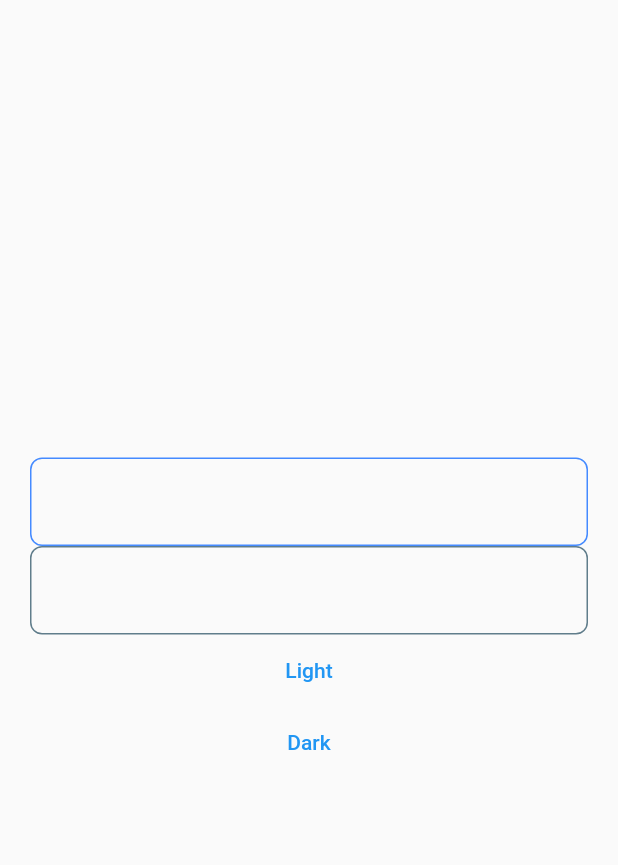
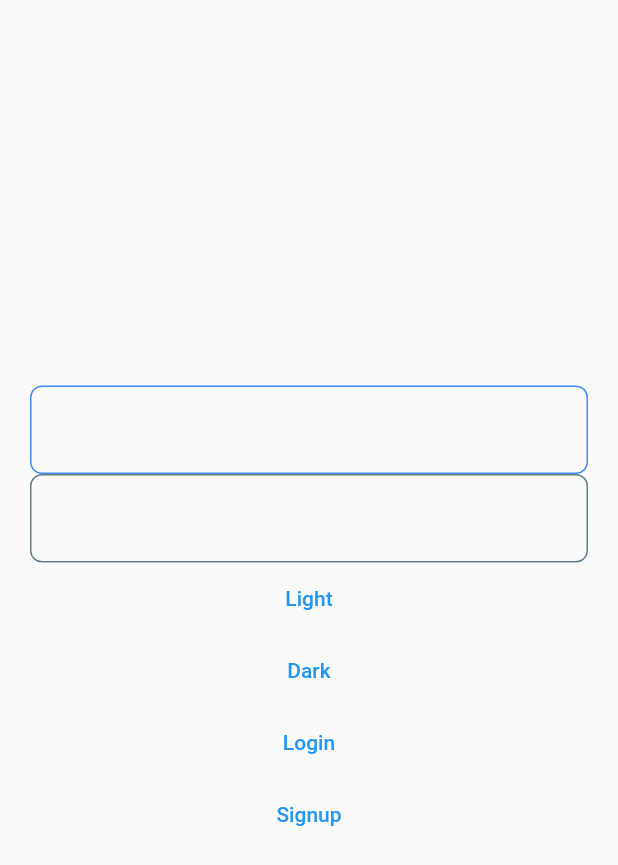
Before and after one commit to blackcodefan/flutter-starter, a Flutter app: the screen it shows after launch, after a tap on "Light", on a phone screen of 412 x 824 dp. Shown: the top 865 px of the screen. Run offline on Flutter 3.47's test engine with Material 2 defaults, Android fonts, the phone set to English and light mode, and no system bars; our stand-ins replace auto_route, equatable, flutter_bloc; generated files the repository leaves out were written again.

Commit message:
feat/add localization

```diff
--- /dev/null
+++ b/l10n.yaml
@@ -0,0 +1,3 @@
+arb-dir: lib/l10n
+template-arb-file: app_en.arb
+output-localization-file: app_localizations.dart
--- a/lib/auth/screens/login.dart
+++ b/lib/auth/screens/login.dart
@@ -2,6 +2,7 @@ import 'package:flutter/material.dart';
 import 'package:flutter_bloc/flutter_bloc.dart';
 import 'package:flutter_starter/global_bloc/index.dart';
 import 'package:flutter_starter/theme/index.dart';
+import 'package:flutter_gen/gen_l10n/app_localizations.dart';
 
 class LoginPage extends StatefulWidget {
   const LoginPage({Key? key}) : super(key: key);
@@ -65,10 +66,16 @@ class _LoginPageState extends State<LoginPage> {
               ),
               TextButton(onPressed: (){
                 context.read<SettingsBloc>().add(ChangeTheme(ThemeName.light));
-              }, child: Text('Light')),
+              }, child: const Text('Light')),
               TextButton(onPressed: (){
                 context.read<SettingsBloc>().add(ChangeTheme(ThemeName.dark));
-              }, child: Text('Dark')),
+              }, child: const Text('Dark')),
+              TextButton(onPressed: (){
+                context.read<SettingsBloc>().add(ChangeLocale(const Locale('en')));
+              }, child: Text(AppLocalizations.of(context)!.login)),
+              TextButton(onPressed: (){
+                context.read<SettingsBloc>().add(ChangeLocale(const Locale('de')));
+              }, child: Text(AppLocalizations.of(context)!.signup)),
             ],
           )
         ),
--- a/lib/global_bloc/setting/setting_bloc.dart
+++ b/lib/global_bloc/setting/setting_bloc.dart
@@ -10,5 +10,7 @@ class SettingsBloc extends Bloc<SettingsBlocEvent, SettingsBlocState>{
   SettingsBloc() : super(SettingsState()){
     on<ChangeTheme>((event, emit) =>
         emit(SettingsBlocState.clone(state, themeName: event.themeName)));
+    on<ChangeLocale>((event, emit) =>
+        emit(SettingsState.clone(state, locale: event.locale)));
   }
 }
--- a/lib/global_bloc/setting/setting_bloc_event.dart
+++ b/lib/global_bloc/setting/setting_bloc_event.dart
@@ -10,3 +10,9 @@ class ChangeTheme extends SettingsBlocEvent{
 
   ChangeTheme(this.themeName);
 }
+
+class ChangeLocale extends SettingsBlocEvent{
+  final Locale locale;
+
+  ChangeLocale(this.locale);
+}
--- a/lib/global_bloc/setting/setting_bloc_state.dart
+++ b/lib/global_bloc/setting/setting_bloc_state.dart
@@ -1,23 +1,28 @@
 part of 'package:flutter_starter/global_bloc/setting/setting_bloc.dart';
 
 abstract class SettingsBlocStateInterface extends Equatable{
+
+  final Locale? locale;
 
   final ThemeName? themeName;
 
   ThemeData get theme;
 
-  const SettingsBlocStateInterface({this.themeName});
+  const SettingsBlocStateInterface({this.locale, this.themeName});
 }
 
 class SettingsBlocState implements SettingsBlocStateInterface {
 
-  SettingsBlocState({this.themeName});
+  SettingsBlocState({this.locale, this.themeName});
 
   @override
   List<Object> get props => [];
 
   @override
   bool? get stringify => true;
+
+  @override
+  final Locale? locale;
 
   @override
   final ThemeName? themeName;
@@ -35,13 +40,13 @@ class SettingsBlocState implements SettingsBlocStateInterface {
     }
     }
 
-  static SettingsBlocState clone(SettingsBlocState model, {ThemeName? themeName}){
+  static SettingsBlocState clone(SettingsBlocState model, {Locale? locale, ThemeName? themeName}){
     if(model is SettingsState){
       return SettingsStateAlt
-          .clone(model, themeName: themeName ?? model.themeName);
-    }else {
+          .clone(model, locale: locale ?? model.locale, themeName: themeName ?? model.themeName);
+    } else {
       return SettingsState
-          .clone(model, themeName: themeName ?? model.themeName);
+          .clone(model, locale: locale ?? model.locale, themeName: themeName ?? model.themeName);
     }
   }
 
@@ -49,16 +54,16 @@ class SettingsBlocState implements SettingsBlocStateInterface {
 
 class SettingsState extends SettingsBlocState{
 
-  SettingsState({themeName}) : super(themeName: themeName);
+  SettingsState({locale, themeName}) : super(locale: locale, themeName: themeName);
 
-  SettingsState.clone(SettingsBlocState model, {ThemeName? themeName})
-      : this(themeName: themeName ?? model.themeName);
+  SettingsState.clone(SettingsBlocState model, {Locale? locale, ThemeName? themeName})
+      : this(locale: locale ?? model.locale, themeName: themeName ?? model.themeName);
 }
 
 class SettingsStateAlt extends SettingsBlocState{
 
-  SettingsStateAlt({themeName}): super(themeName: themeName);
+  SettingsStateAlt({locale, themeName}): super(locale: locale, themeName: themeName);
 
-  SettingsStateAlt.clone(SettingsBlocState model, {ThemeName? themeName})
-      : this(themeName: themeName ?? model.themeName);
+  SettingsStateAlt.clone(SettingsBlocState model, {Locale? locale, ThemeName? themeName})
+      : this(locale: locale ?? model.locale, themeName: themeName ?? model.themeName);
 }
--- /dev/null
+++ b/lib/l10n/app_de.arb
@@ -0,0 +1,9 @@
+{
+  "email": "Email",
+  "fgtPwd": "Passwort vergessen",
+  "language": "Deutsch",
+  "login": "Anmeldung",
+  "signup": "Anmelden",
+  "username": "Nutzername",
+  "password": "Passwort"
+}
--- /dev/null
+++ b/lib/l10n/l10n.dart
@@ -0,0 +1,8 @@
+import 'package:flutter/material.dart';
+
+class L10n {
+  static final all = [
+    const Locale('en'),
+    const Locale('de')
+  ];
+}
--- a/lib/main.dart
+++ b/lib/main.dart
@@ -1,7 +1,10 @@
 import 'package:flutter/material.dart';
 import 'package:flutter_bloc/flutter_bloc.dart';
+import 'package:flutter_localizations/flutter_localizations.dart';
+import 'package:flutter_starter/l10n/l10n.dart';
 import 'package:flutter_starter/routes.gr.dart';
 import 'package:flutter_starter/global_bloc/index.dart';
+import 'package:flutter_gen/gen_l10n/app_localizations.dart';
 
 void main () => runApp(App());
 
@@ -20,13 +23,18 @@ class App extends StatelessWidget {
         create: (context) => SettingsBloc(),
         child: BlocBuilder<SettingsBloc, SettingsBlocState>(
           builder: (context, SettingsBlocState state) {
-            print(state.theme);
-            print('=============');
             return MaterialApp.router(
                 debugShowCheckedModeBanner: true,
                 routerDelegate: _appRouter.delegate(),
                 routeInformationParser: _appRouter.defaultRouteParser(),
                 title: 'Flutter Starter Application',
+                locale: state.locale,
+                supportedLocales: L10n.all,
+                localizationsDelegates: const [
+                  AppLocalizations.delegate,
+                  GlobalCupertinoLocalizations.delegate,
+                  GlobalMaterialLocalizations.delegate
+                ],
                 theme: state.theme);
           },
         ),
```
Also changed, not shown: lib/l10n/app_en.arb (added, +30 -0 lines), pubspec.yaml (+6 -3 lines), pubspec.lock.
